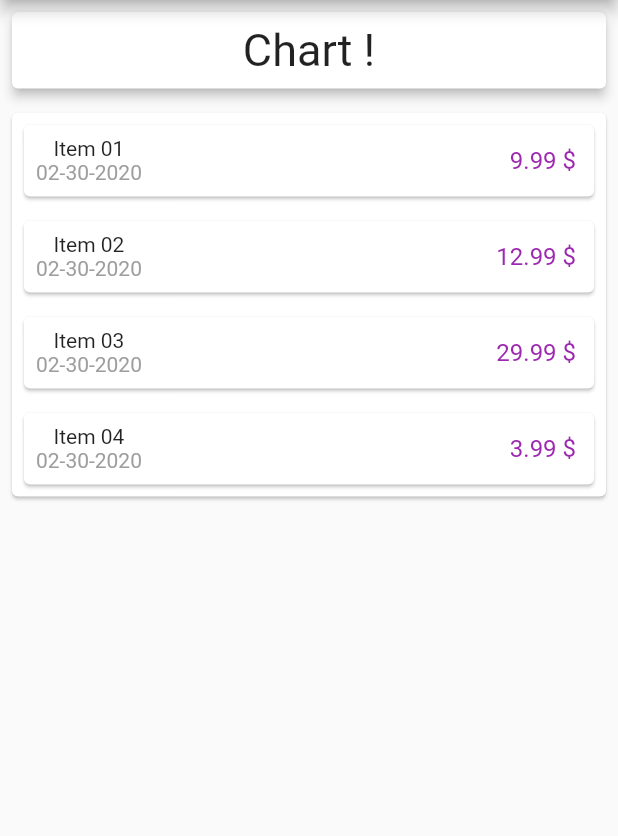
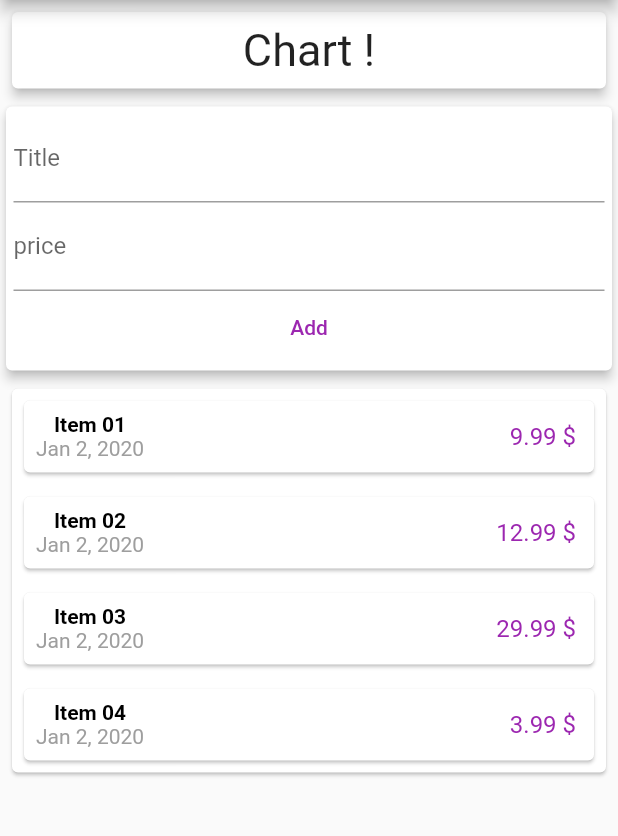
Before and after one commit to FadyFouad/expnse_planner_app, a Flutter app: the screen it shows after launch, on a phone screen of 412 x 824 dp, the part 84-920 px from its top. Run offline on Flutter 3.47's test engine with Material 2 defaults, Android fonts, the phone set to English and light mode, and no system bars.

Commit message:
user inputs

```diff
--- a/lib/main.dart
+++ b/lib/main.dart
@@ -38,6 +38,29 @@ class MyHomePage extends StatelessWidget {
         body: Column(
           children: <Widget>[
             Chart(),
+            Card(
+              elevation: 3,
+              child: Container(
+                margin: EdgeInsets.all(5),
+                child: Column(
+                  children: <Widget>[
+                    TextField(
+                      decoration: InputDecoration(labelText: 'Title'),
+                    ),
+                    TextField(
+                      decoration: InputDecoration(labelText: 'price'),
+                    ),
+                    FlatButton(
+                      child: Text('Add'),
+                      onPressed: () {
+                        var title = '';
+                      },
+                      textColor: Colors.purple,
+                    )
+                  ],
+                ),
+              ),
+            ),
             Container(
               width: double.infinity,
               padding: EdgeInsets.all(8),
@@ -55,9 +78,14 @@ class MyHomePage extends StatelessWidget {
                             children: <Widget>[
                               Column(
                                 children: <Widget>[
-                                  Text('${transaction.title}'),
                                   Text(
-                                    '${DateFormat('dd-mm-yyyy').format(
+                                    '${transaction.title}',
+                                    style: TextStyle(
+                                        color: Colors.black,
+                                        fontWeight: FontWeight.bold),
+                                  ),
+                                  Text(
+                                    '${DateFormat().add_yMMMd().format(
                                         transaction.date)}',
                                     style: TextStyle(color: Colors.grey),
                                   ),
```
